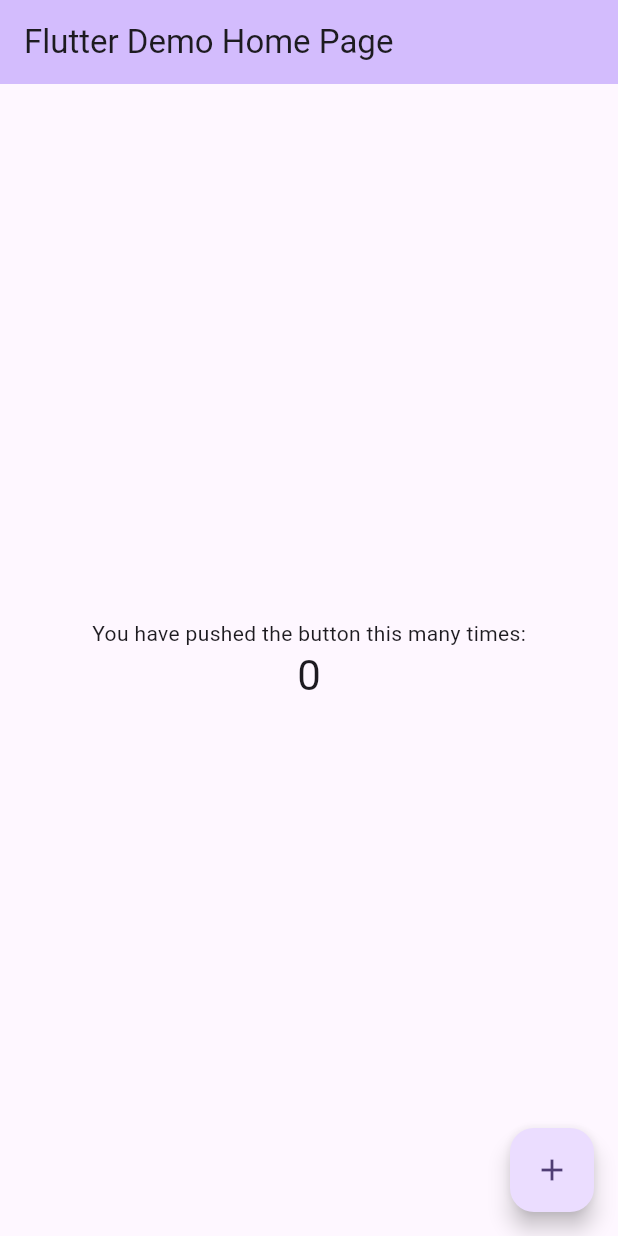
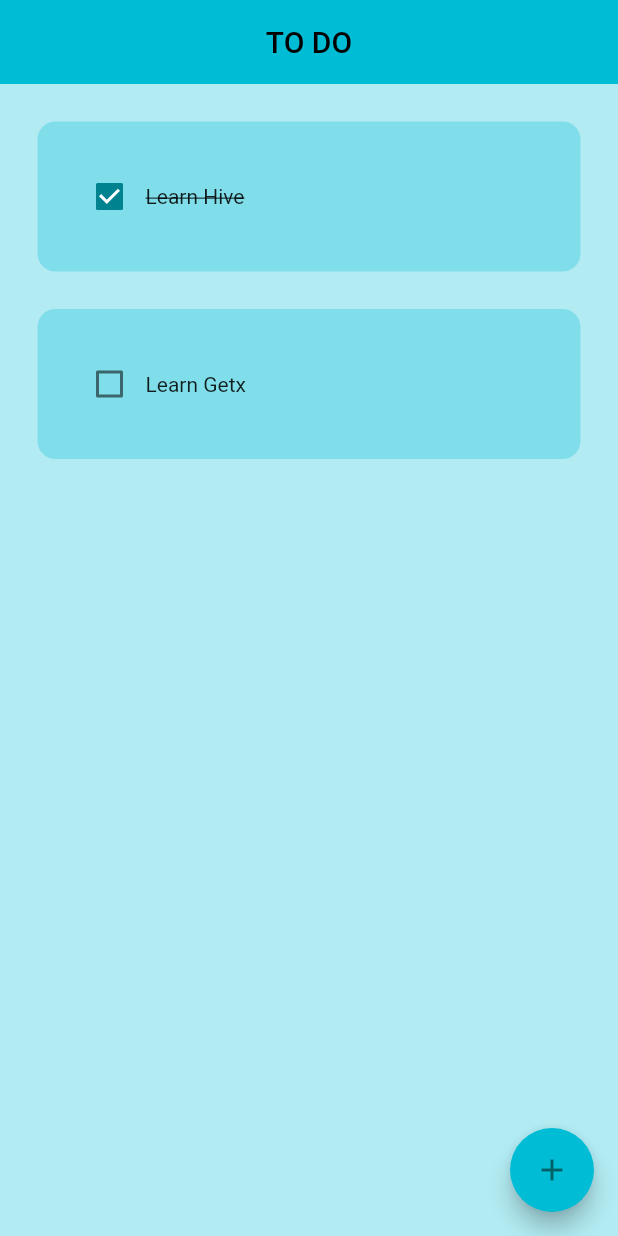
Before and after one commit to Farizaaaa/flutter_todoapp_hive_getx, a Flutter app: the screen it shows after launch, on a phone screen of 412 x 824 dp. Run offline on Flutter 3.47's test engine with Material 2 defaults, Android fonts, the phone set to English and light mode, and no system bars.

Commit message:
Upload Files

```diff
--- a/lib/main.dart
+++ b/lib/main.dart
@@ -1,125 +1,19 @@
 import 'package:flutter/material.dart';
+import 'package:todo_app_hive_getx/screens/home_screen.dart';
 
 void main() {
-  runApp(const MyApp());
+  runApp(const ToDoApp());
 }
 
-class MyApp extends StatelessWidget {
-  const MyApp({super.key});
+class ToDoApp extends StatelessWidget {
+  const ToDoApp({super.key});
 
-  // This widget is the root of your application.
   @override
   Widget build(BuildContext context) {
     return MaterialApp(
-      title: 'Flutter Demo',
-      theme: ThemeData(
-        // This is the theme of your application.
-        //
-        // TRY THIS: Try running your application with "flutter run". You'll see
-        // the application has a blue toolbar. Then, without quitting the app,
-        // try changing the seedColor in the colorScheme below to Colors.green
-        // and then invoke "hot reload" (save your changes or press the "hot
-        // reload" button in a Flutter-supported IDE, or press "r" if you used
-        // the command line to start the app).
-        //
-        // Notice that the counter didn't reset back to zero; the application
-        // state is not lost during the reload. To reset the state, use hot
-        // restart instead.
-        //
-        // This works for code too, not just values: Most code changes can be
-        // tested with just a hot reload.
-        colorScheme: ColorScheme.fromSeed(seedColor: Colors.deepPurple),
-        useMaterial3: true,
-      ),
-      home: const MyHomePage(title: 'Flutter Demo Home Page'),
+      debugShowCheckedModeBanner: false,
+      home: ToDoHome(),
+      theme: ThemeData(primarySwatch: Colors.cyan),
     );
   }
 }
-
-class MyHomePage extends StatefulWidget {
-  const MyHomePage({super.key, required this.title});
-
-  // This widget is the home page of your application. It is stateful, meaning
-  // that it has a State object (defined below) that contains fields that affect
-  // how it looks.
-
-  // This class is the configuration for the state. It holds the values (in this
-  // case the title) provided by the parent (in this case the App widget) and
-  // used by the build method of the State. Fields in a Widget subclass are
-  // always marked "final".
-
-  final String title;
-
-  @override
-  State<MyHomePage> createState() => _MyHomePageState();
-}
-
-class _MyHomePageState extends State<MyHomePage> {
-  int _counter = 0;
-
-  void _incrementCounter() {
-    setState(() {
-      // This call to setState tells the Flutter framework that something has
-      // changed in this State, which causes it to rerun the build method below
-      // so that the display can reflect the updated values. If we changed
-      // _counter without calling setState(), then the build method would not be
-      // called again, and so nothing would appear to happen.
-      _counter++;
-    });
-  }
-
-  @override
-  Widget build(BuildContext context) {
-    // This method is rerun every time setState is called, for instance as done
-    // by the _incrementCounter method above.
-    //
-    // The Flutter framework has been optimized to make rerunning build methods
-    // fast, so that you can just rebuild anything that needs updating rather
-    // than having to individually change instances of widgets.
-    return Scaffold(
-      appBar: AppBar(
-        // TRY THIS: Try changing the color here to a specific color (to
-        // Colors.amber, perhaps?) and trigger a hot reload to see the AppBar
-        // change color while the other colors stay the same.
-        backgroundColor: Theme.of(context).colorScheme.inversePrimary,
-        // Here we take the value from the MyHomePage object that was created by
-        // the App.build method, and use it to set our appbar title.
-        title: Text(widget.title),
-      ),
-      body: Center(
-        // Center is a layout widget. It takes a single child and positions it
-        // in the middle of the parent.
-        child: Column(
-          // Column is also a layout widget. It takes a list of children and
-          // arranges them vertically. By default, it sizes itself to fit its
-          // children horizontally, and tries to be as tall as its parent.
-          //
-          // Column has various properties to control how it sizes itself and
-          // how it positions its children. Here we use mainAxisAlignment to
-          // center the children vertically; the main axis here is the vertical
-          // axis because Columns are vertical (the cross axis would be
-          // horizontal).
-          //
-          // TRY THIS: Invoke "debug painting" (choose the "Toggle Debug Paint"
-          // action in the IDE, or press "p" in the console), to see the
-          // wireframe for each widget.
-          mainAxisAlignment: MainAxisAlignment.center,
-          children: <Widget>[
-            const Text(
-              'You have pushed the button this many times:',
-            ),
-            Text(
-              '$_counter',
-              style: Theme.of(context).textTheme.headlineMedium,
-            ),
-          ],
-        ),
-      ),
-      floatingActionButton: FloatingActionButton(
-        onPressed: _incrementCounter,
-        tooltip: 'Increment',
-        child: const Icon(Icons.add),
-      ), // This trailing comma makes auto-formatting nicer for build methods.
-    );
-  }
-}
--- /dev/null
+++ b/lib/screens/home_screen.dart
@@ -0,0 +1,54 @@
+import 'package:flutter/material.dart';
+import 'package:todo_app_hive_getx/widgets/to_do_list.dart';
+
+class ToDoHome extends StatefulWidget {
+  const ToDoHome({super.key});
+
+  @override
+  State<ToDoHome> createState() => _ToDoHomeState();
+}
+
+class _ToDoHomeState extends State<ToDoHome> {
+  List toDoList = [
+    ["Learn Hive", true],
+    ["Learn Getx", false]
+  ];
+
+  //change checkbox
+  void checkBoxChange(bool? value, int index) {
+    setState(() {
+      toDoList[index][1] = !toDoList[index][1];
+    });
+  }
+
+  //create new task
+  void createTask() {
+    showDialog(context: context, builder: (context) => AlertDialog());
+  }
+
+  @override
+  Widget build(BuildContext context) {
+    return Scaffold(
+      backgroundColor: Colors.cyan[100],
+      appBar: AppBar(
+        title: const Center(child: Text("TO DO")),
+        elevation: 0,
+      ),
+      body: ListView.builder(
+          itemCount: toDoList.length,
+          itemBuilder: (context, index) {
+            return ToDoList(
+                taskName: toDoList[index][0],
+                taskStatus: toDoList[index][1],
+                onChanged: (value) => checkBoxChange(value, index));
+          }),
+      floatingActionButton: FloatingActionButton(
+        onPressed: () => createTask,
+        child: Icon(
+          Icons.add,
+          color: Colors.cyan[900],
+        ),
+      ),
+    );
+  }
+}
--- /dev/null
+++ b/lib/widgets/dialog_box.dart
@@ -0,0 +1,10 @@
+import 'package:flutter/material.dart';
+
+class DialogBox extends StatelessWidget {
+  const DialogBox({super.key});
+
+  @override
+  Widget build(BuildContext context) {
+    return const Placeholder();
+  }
+}
--- /dev/null
+++ b/lib/widgets/to_do_list.dart
@@ -0,0 +1,42 @@
+import 'package:flutter/material.dart';
+
+class ToDoList extends StatelessWidget {
+  final String taskName;
+  final bool taskStatus;
+
+  ToDoList(
+      {super.key,
+      required this.taskName,
+      required this.taskStatus,
+      required this.onChanged});
+
+  Function(bool?)? onChanged;
+  @override
+  Widget build(BuildContext context) {
+    return Padding(
+      padding: const EdgeInsets.only(top: 25.0, left: 25, right: 25),
+      child: Container(
+        height: 100,
+        padding: const EdgeInsets.all(24),
+        decoration: BoxDecoration(
+            color: Colors.cyan[200], borderRadius: BorderRadius.circular(12)),
+        child: Row(
+          children: [
+            //checkbox
+            Checkbox(
+                activeColor: Colors.cyan[800],
+                value: taskStatus,
+                onChanged: onChanged),
+
+            //task name
+            Text(taskName,
+                style: TextStyle(
+                    decoration: taskStatus
+                        ? TextDecoration.lineThrough
+                        : TextDecoration.none)),
+          ],
+        ),
+      ),
+    );
+  }
+}
```
